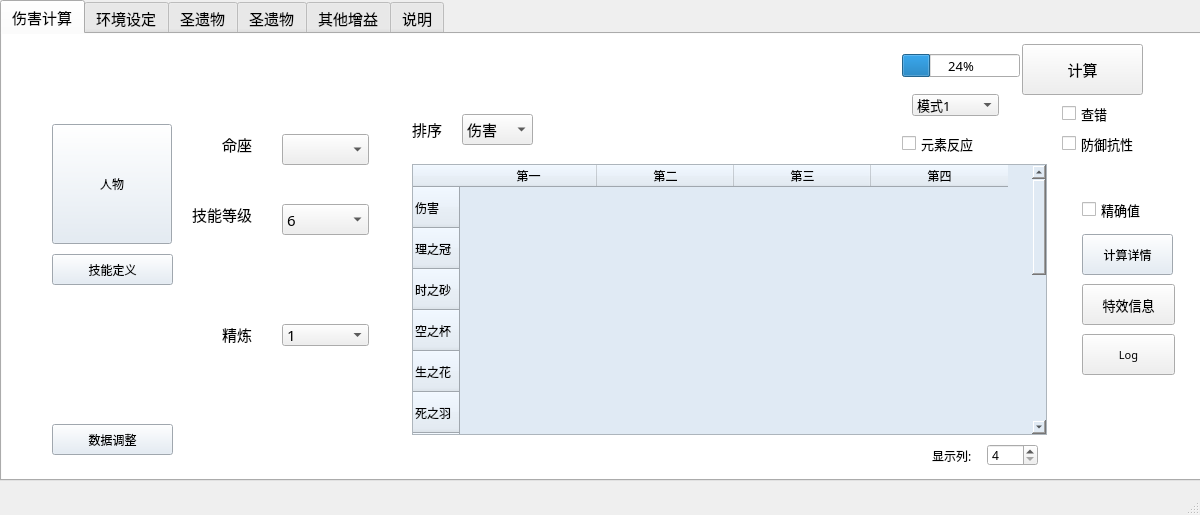
Before: the Qt Designer form data/ui/main.ui in gaofrank1986/gmi15, drawn with Qt 5.
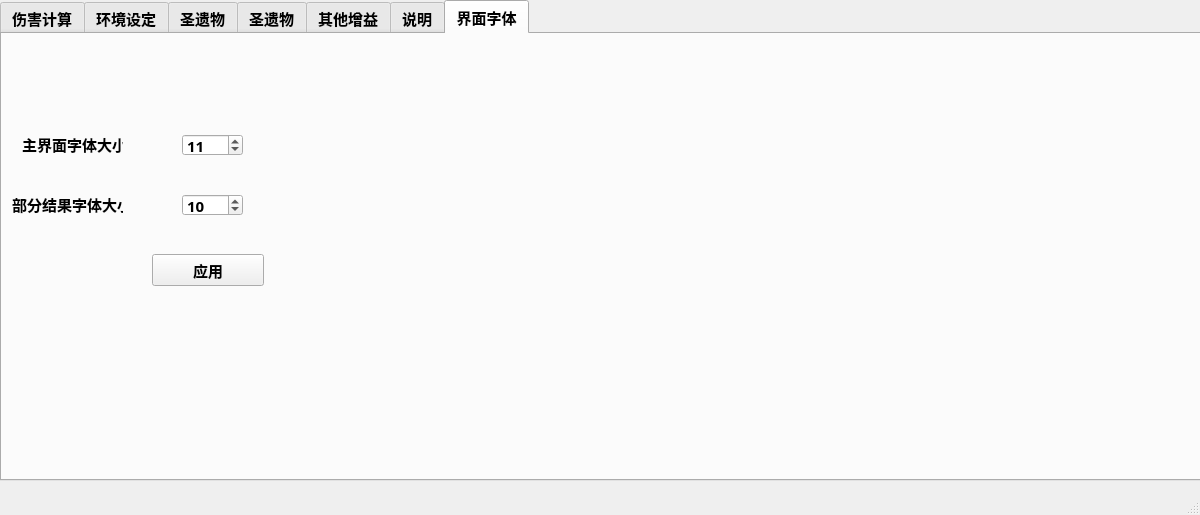
After: the same form once the commit is applied. The open tabs and pages were chosen to show the change. Icons and pictures are not drawn.

Diff of the .ui file:
```diff
--- a/data/ui/main.ui
+++ b/data/ui/main.ui
@@ -30,11 +30,11 @@
   </property>
   <property name="font">
    <font>
-    <family>汉仪文黑-85W</family>
+    <family>HYWenHei</family>
     <pointsize>11</pointsize>
-    <weight>50</weight>
+    <weight>75</weight>
     <italic>false</italic>
-    <bold>false</bold>
+    <bold>true</bold>
    </font>
   </property>
   <property name="focusPolicy">
@@ -97,7 +97,7 @@
        <enum>Qt::DefaultContextMenu</enum>
       </property>
       <property name="styleSheet">
-       <string notr="true">font: 10pt &quot;汉仪文黑-85W&quot;;
+       <string notr="true">font: 10pt ;
 background-color: rgb(224, 234, 244)</string>
       </property>
       <property name="showGrid">
@@ -443,8 +443,8 @@
        </rect>
       </property>
       <property name="styleSheet">
-       <string notr="true">font: 10pt &quot;汉仪文黑-85W&quot;;
-background-color: rgb(224, 234, 244)</string>
+       <string notr="true">background-color: rgb(224, 234, 244);
+font:  10pt ;</string>
       </property>
       <property name="text">
        <string>技能定义</string>
@@ -631,7 +631,7 @@
        </rect>
       </property>
       <property name="styleSheet">
-       <string notr="true">font: 10pt &quot;汉仪文黑-85W&quot;;
+       <string notr="true">font: 10pt ;
 background-color: rgb(224, 234, 244)</string>
       </property>
       <property name="text">
@@ -2836,6 +2836,85 @@
       </widget>
      </widget>
     </widget>
+    <widget class="QWidget" name="tab_7">
+     <attribute name="title">
+      <string>界面字体</string>
+     </attribute>
+     <widget class="QSpinBox" name="sb_font_main">
+      <property name="geometry">
+       <rect>
+        <x>180</x>
+        <y>100</y>
+        <width>61</width>
+        <height>22</height>
+       </rect>
+      </property>
+      <property name="maximum">
+       <number>20</number>
+      </property>
+      <property name="value">
+       <number>11</number>
+      </property>
+     </widget>
+     <widget class="QSpinBox" name="sb_font_sub">
+      <property name="geometry">
+       <rect>
+        <x>180</x>
+        <y>160</y>
+        <width>61</width>
+        <height>22</height>
+       </rect>
+      </property>
+      <property name="maximum">
+       <number>20</number>
+      </property>
+      <property name="singleStep">
+       <number>1</number>
+      </property>
+      <property name="value">
+       <number>10</number>
+      </property>
+     </widget>
+     <widget class="QPushButton" name="pb_font">
+      <property name="geometry">
+       <rect>
+        <x>150</x>
+        <y>220</y>
+        <width>112</width>
+        <height>32</height>
+       </rect>
+      </property>
+      <property name="text">
+       <string>应用</string>
+      </property>
+     </widget>
+     <widget class="QLabel" name="label_29">
+      <property name="geometry">
+       <rect>
+        <x>20</x>
+        <y>100</y>
+        <width>101</width>
+        <height>21</height>
+       </rect>
+      </property>
+      <property name="text">
+       <string>主界面字体大小</string>
+      </property>
+     </widget>
+     <widget class="QLabel" name="label_30">
+      <property name="geometry">
+       <rect>
+        <x>10</x>
+        <y>160</y>
+        <width>111</width>
+        <height>21</height>
+       </rect>
+      </property>
+      <property name="text">
+       <string>部分结果字体大小</string>
+      </property>
+     </widget>
+    </widget>
    </widget>
   </widget>
   <widget class="QStatusBar" name="statusbar"/>
```
Left out of the diff: 66 changed lines with no effect on the pictures.
